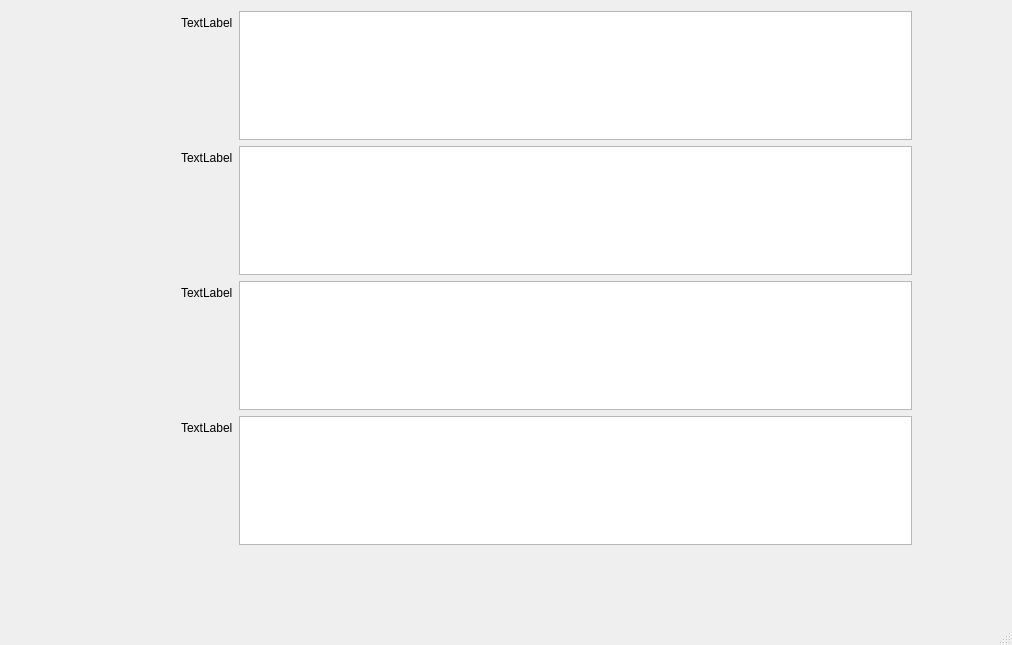
The window that demo1.ui (yangguan1995/Pyqt5) describes before a commit, drawn with Qt 5.
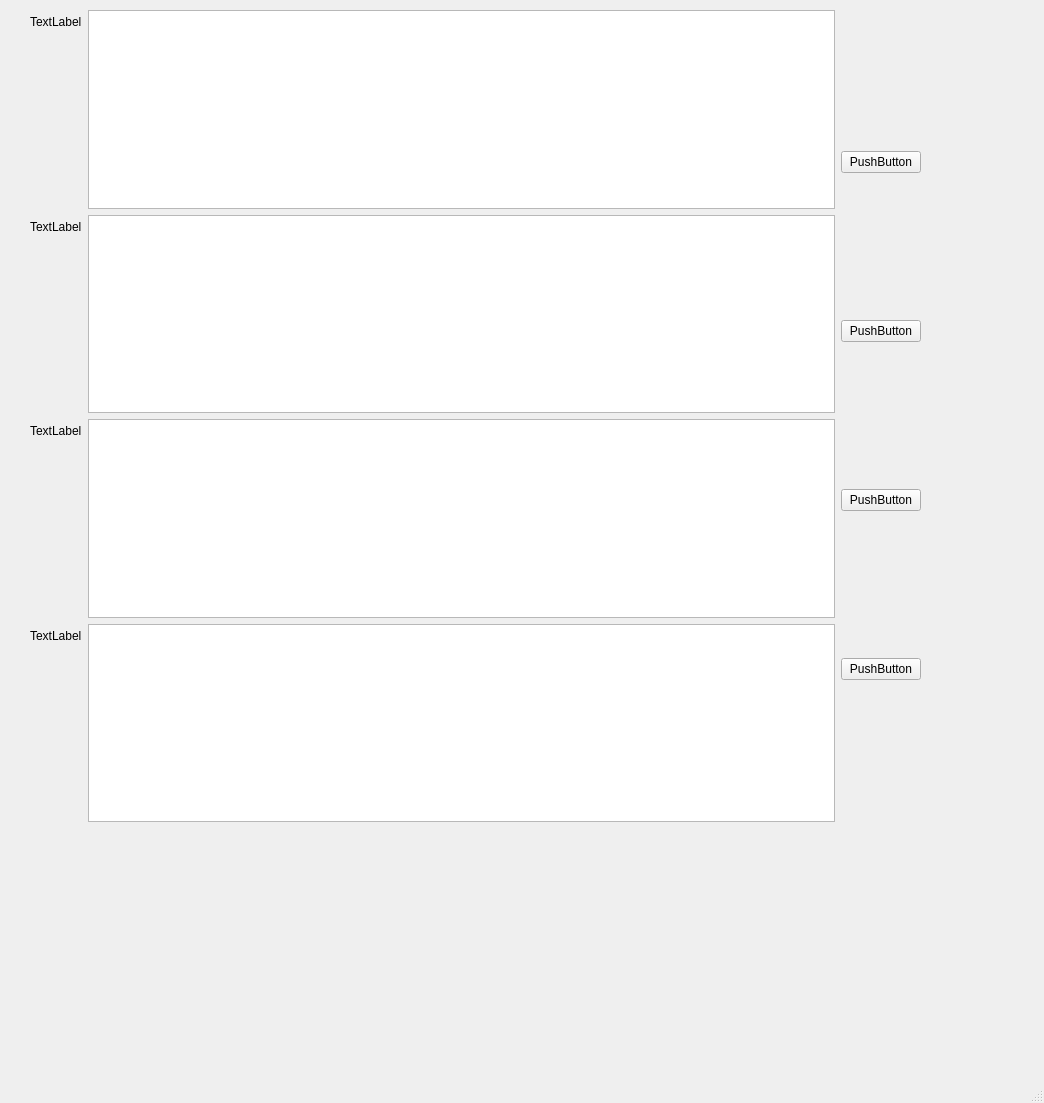
The same window after the commit.

```diff
--- a/demo1.ui
+++ b/demo1.ui
@@ -6,8 +6,8 @@
    <rect>
     <x>0</x>
     <y>0</y>
-    <width>1012</width>
-    <height>645</height>
+    <width>1044</width>
+    <height>1103</height>
    </rect>
   </property>
   <property name="windowTitle">
@@ -17,12 +17,14 @@
    <widget class="QWidget" name="">
     <property name="geometry">
      <rect>
-      <x>181</x>
-      <y>11</y>
-      <width>731</width>
-      <height>534</height>
+      <x>30</x>
+      <y>10</y>
+      <width>891</width>
+      <height>812</height>
      </rect>
     </property>
+    <layout class="QHBoxLayout" name="horizontalLayout">
+     <item>
     <layout class="QFormLayout" name="formLayout">
      <item row="0" column="0">
       <widget class="QLabel" name="label">
@@ -41,6 +43,9 @@
        </property>
       </widget>
      </item>
+       <item row="1" column="1">
+        <widget class="QTextEdit" name="textEdit_7"/>
+       </item>
      <item row="3" column="0">
       <widget class="QLabel" name="label_3">
        <property name="text">
@@ -61,8 +66,39 @@
      <item row="4" column="1">
       <widget class="QTextEdit" name="textEdit_4"/>
      </item>
-     <item row="1" column="1">
-      <widget class="QTextEdit" name="textEdit_7"/>
+      </layout>
+     </item>
+     <item>
+      <layout class="QVBoxLayout" name="verticalLayout">
+       <item>
+        <widget class="QPushButton" name="pushButton">
+         <property name="text">
+          <string>PushButton</string>
+         </property>
+        </widget>
+       </item>
+       <item>
+        <widget class="QPushButton" name="pushButton_2">
+         <property name="text">
+          <string>PushButton</string>
+         </property>
+        </widget>
+       </item>
+       <item>
+        <widget class="QPushButton" name="pushButton_3">
+         <property name="text">
+          <string>PushButton</string>
+         </property>
+        </widget>
+       </item>
+       <item>
+        <widget class="QPushButton" name="pushButton_4">
+         <property name="text">
+          <string>PushButton</string>
+         </property>
+        </widget>
+       </item>
+      </layout>
      </item>
     </layout>
    </widget>
@@ -72,7 +108,7 @@
     <rect>
      <x>0</x>
      <y>0</y>
-     <width>1012</width>
+     <width>1044</width>
      <height>34</height>
     </rect>
    </property>
```
Lines whose indentation alone changed are shown as unchanged.
